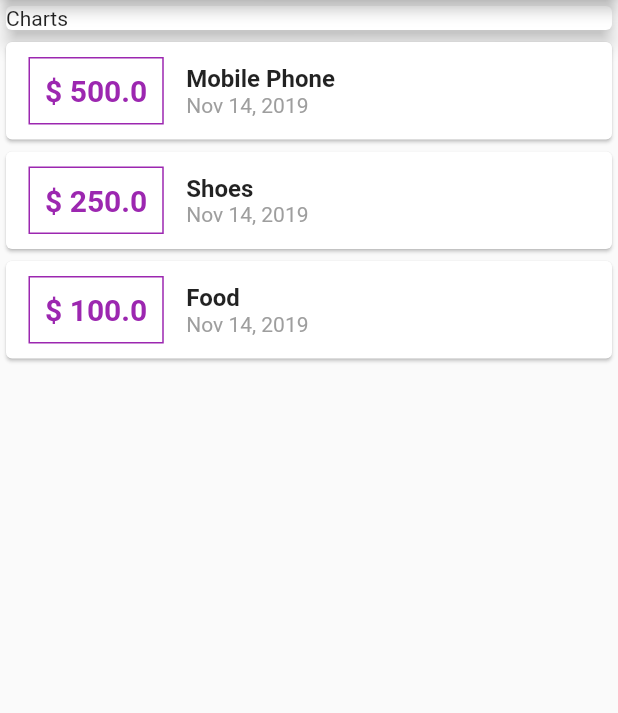
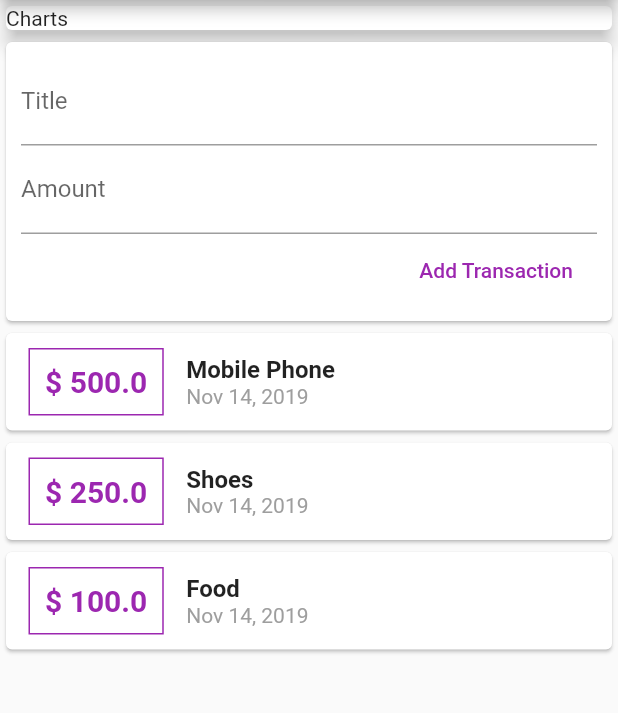
Before and after one commit to akshit-sehgal/flutter-expenses, a Flutter app: the screen it shows after launch, on a phone screen of 412 x 824 dp, the part 84-797 px from its top. Run offline on Flutter 3.47's test engine with Material 2 defaults, Android fonts, the phone set to English and light mode, and no system bars.

Commit message:
Adding Text Input Fields

```diff
--- a/lib/main.dart
+++ b/lib/main.dart
@@ -50,6 +50,31 @@ class MyHomePage extends StatelessWidget {
             ),
             width: double.infinity,
           ),
+          Card(
+            child: Container(
+              padding: EdgeInsets.all(10),
+              child: Column(
+                crossAxisAlignment: CrossAxisAlignment.end,
+                children: <Widget>[
+                  TextField(
+                    decoration: InputDecoration(
+                      labelText: 'Title',
+                    ),
+                  ),
+                  TextField(
+                    decoration: InputDecoration(
+                      labelText: 'Amount',
+                    ),
+                  ),
+                  FlatButton(
+                    child: Text('Add Transaction'),
+                    textColor: Colors.purple,
+                    onPressed: (){},
+                  )
+                ],
+              ),
+            ),
+          ),
           Column(
             children: <Widget>[
               ...(transactions
@@ -74,6 +99,7 @@ class MyHomePage extends StatelessWidget {
                                   )),
                             ),
                             Column(
+                              // mainAxisAlignment: MainAxisAlignment.start,
                               crossAxisAlignment: CrossAxisAlignment.start,
                               children: <Widget>[
                                 Text(
```
